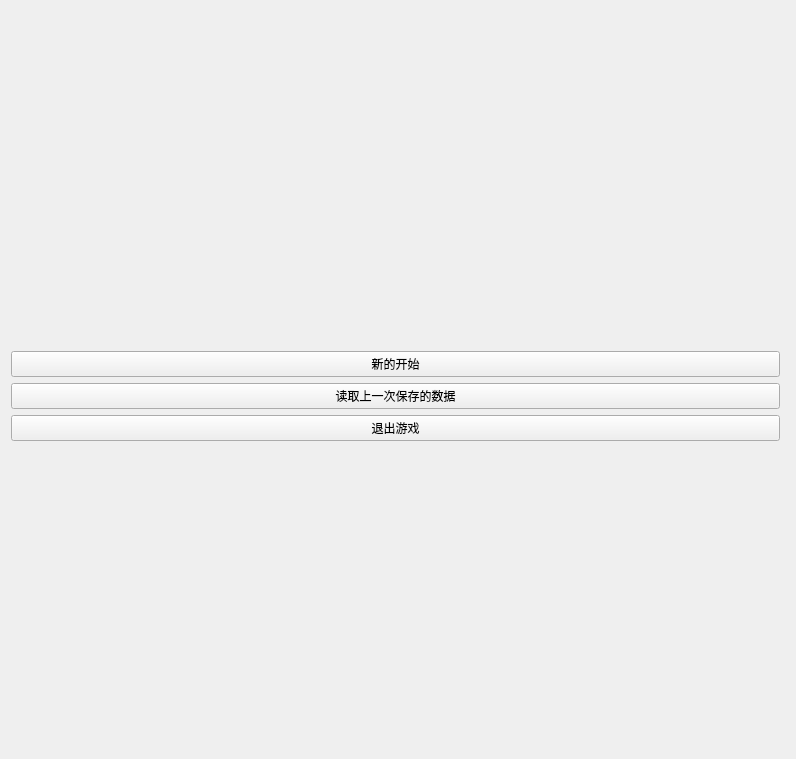
First picture: the form in mainwindow.ui, repository jswjc555/mypig, before the edit.
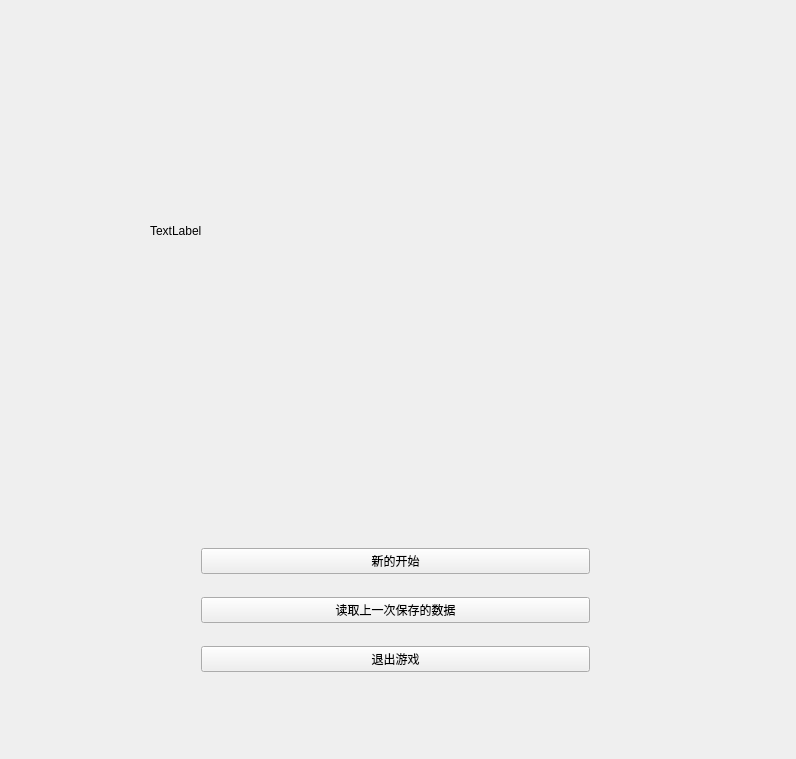
Second picture: the form after the edit. The open tabs and pages were chosen to show the change. Custom widgets are drawn as their Qt base class.

```diff
--- a/mainwindow.ui
+++ b/mainwindow.ui
@@ -27,20 +27,16 @@
      <number>3</number>
     </property>
     <widget class="QWidget" name="pagestart">
+     <widget class="QWidget" name="verticalLayoutWidget">
+      <property name="geometry">
+       <rect>
+        <x>190</x>
+        <y>520</y>
+        <width>411</width>
+        <height>181</height>
+       </rect>
+      </property>
      <layout class="QVBoxLayout" name="verticalLayout_2">
-      <item>
-       <spacer name="verticalSpacer">
-        <property name="orientation">
-         <enum>Qt::Vertical</enum>
-        </property>
-        <property name="sizeHint" stdset="0">
-         <size>
-          <width>20</width>
-          <height>40</height>
-         </size>
-        </property>
-       </spacer>
-      </item>
       <item>
        <widget class="QPushButton" name="startgame">
         <property name="text">
@@ -62,20 +58,21 @@
         </property>
        </widget>
       </item>
-      <item>
-       <spacer name="verticalSpacer_2">
-        <property name="orientation">
-         <enum>Qt::Vertical</enum>
-        </property>
-        <property name="sizeHint" stdset="0">
-         <size>
-          <width>20</width>
-          <height>40</height>
-         </size>
-        </property>
-       </spacer>
-      </item>
-     </layout>
+      </layout>
+     </widget>
+     <widget class="QLabel" name="title_lable">
+      <property name="geometry">
+       <rect>
+        <x>150</x>
+        <y>140</y>
+        <width>501</width>
+        <height>181</height>
+       </rect>
+      </property>
+      <property name="text">
+       <string>TextLabel</string>
+      </property>
+     </widget>
     </widget>
     <widget class="QWidget" name="pagemain">
      <widget class="QProgressBar" name="daytbar">
```
Left out of the diff: 26 changed lines with no effect on the pictures. Lines whose indentation alone changed are shown as unchanged.
